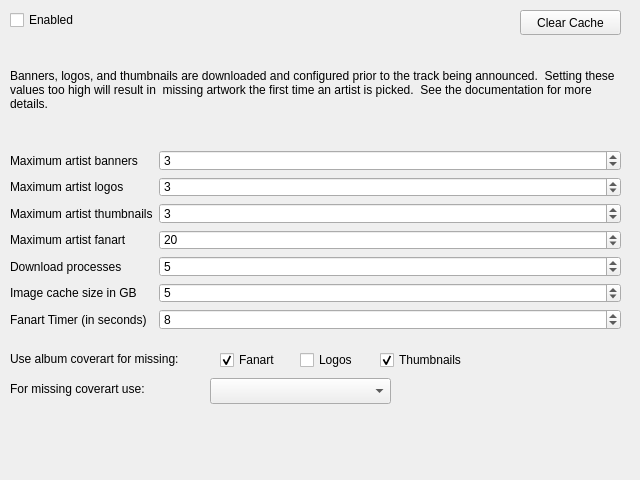
This is nowplaying/resources/artistextras_ui.ui in whatsnowplaying/whats-now-playing as Qt 5 draws it before an edit. The edited form follows.
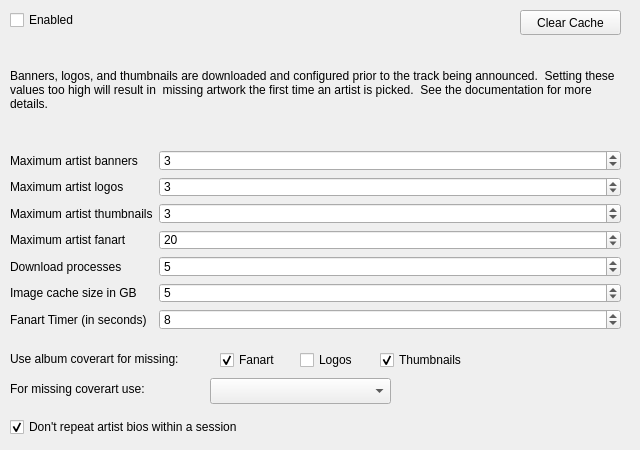
This is the edited form.

Commit message: Artist bio deduplication with double-detection fix

```diff
--- a/nowplaying/resources/artistextras_ui.ui
+++ b/nowplaying/resources/artistextras_ui.ui
@@ -7,7 +7,7 @@
     <x>0</x>
     <y>0</y>
     <width>640</width>
-    <height>480</height>
+    <height>450</height>
    </rect>
   </property>
   <property name="windowTitle">
@@ -270,6 +270,22 @@
     </rect>
    </property>
   </widget>
+  <widget class="QCheckBox" name="bio_dedup_checkbox">
+   <property name="geometry">
+    <rect>
+     <x>10</x>
+     <y>415</y>
+     <width>500</width>
+     <height>24</height>
+    </rect>
+   </property>
+   <property name="text">
+    <string>Don't repeat artist bios within a session</string>
+   </property>
+   <property name="checked">
+    <bool>true</bool>
+   </property>
+  </widget>
  </widget>
  <resources/>
  <connections>
```
The commit also changes 14 other files.
